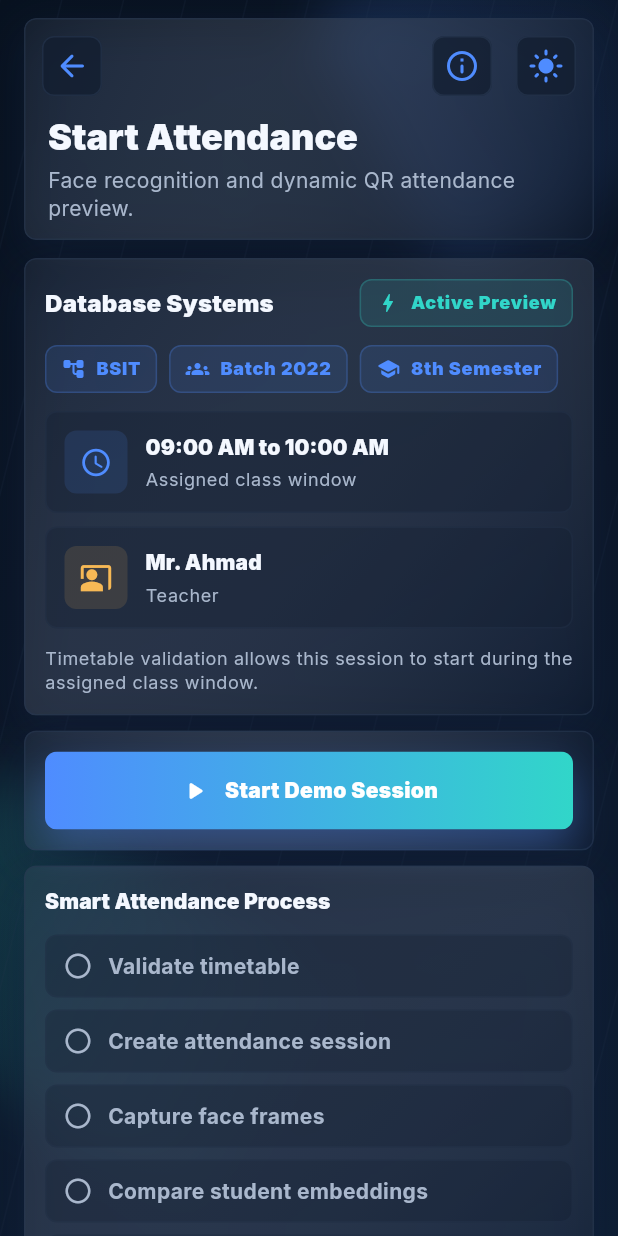
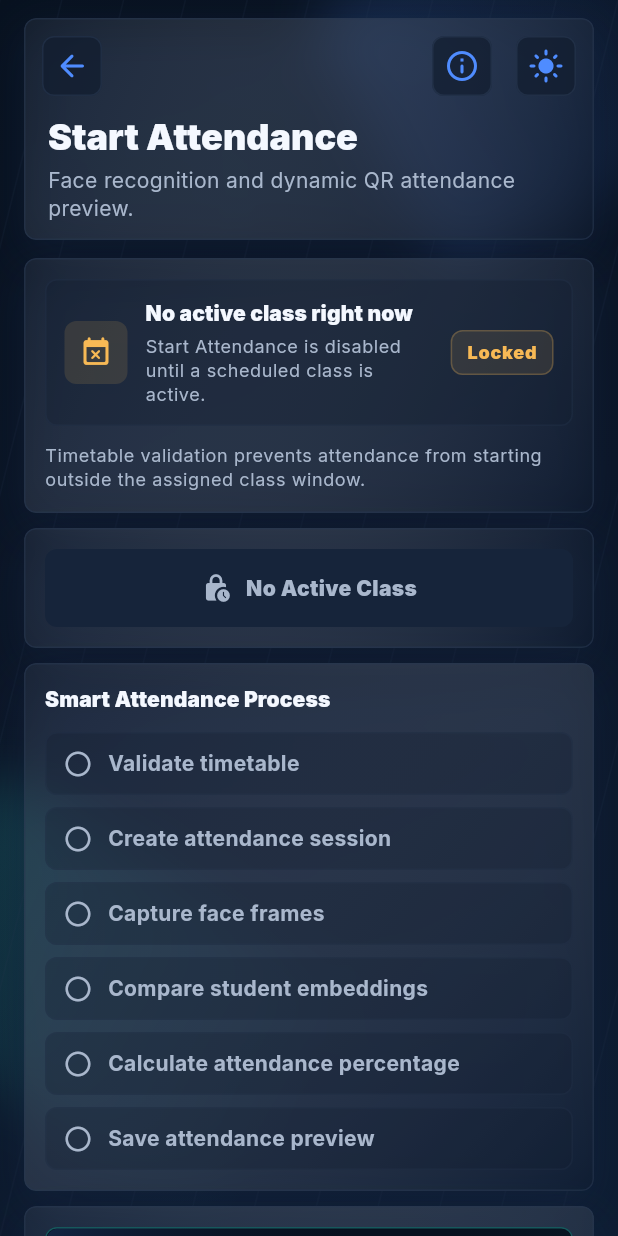
Before and after one commit to alnajamulshariq/eduVision-FlutterApp, a Flutter app: the TeacherStartAttendanceScreen screen opened by its route, on a phone screen of 412 x 824 dp. Run offline on Flutter 3.47's test engine with Material 3 defaults, Android fonts, the phone set to English and light mode, and no system bars; our stand-ins replace flutter_animate, flutter_dotenv, flutter_riverpod, go_router, google_fonts, shared_preferences and 1 more; accounts and stored records are empty.

Commit message:
Validate active class before starting attendance

```diff
--- a/lib/features/teacher/providers/teacher_provider.dart
+++ b/lib/features/teacher/providers/teacher_provider.dart
@@ -54,6 +54,28 @@ final teacherTimetableProvider = FutureProvider<List<TimetableModel>>((
   return [];
 });
 
+final teacherActiveClassProvider = FutureProvider<TimetableModel?>((ref) async {
+  final currentUser = ref.watch(authControllerProvider).user;
+
+  if (currentUser == null) {
+    return null;
+  }
+
+  final result = await ref
+      .watch(teacherAttendanceRepositoryProvider)
+      .validateActiveClass(teacherId: currentUser.id, dateTime: DateTime.now());
+
+  if (result case Success<TimetableModel?>(:final data)) {
+    return data;
+  }
+
+  if (result case Failure<TimetableModel?>(:final exception)) {
+    throw Exception(exception.message);
+  }
+
+  return null;
+});
+
 String _weekdayName(DateTime dateTime) {
   switch (dateTime.weekday) {
     case DateTime.monday:
--- a/lib/features/teacher/screens/teacher_start_attendance_screen.dart
+++ b/lib/features/teacher/screens/teacher_start_attendance_screen.dart
@@ -2,21 +2,24 @@ import 'package:eduvision_app/app/theme.dart';
 import 'package:eduvision_app/core/constants/app_constants.dart';
 import 'package:eduvision_app/core/widgets/module_screen_shell.dart';
 import 'package:eduvision_app/core/widgets/primary_button.dart';
+import 'package:eduvision_app/data/models/timetable_model.dart';
+import 'package:eduvision_app/features/teacher/providers/teacher_provider.dart';
 import 'package:flutter/material.dart';
+import 'package:flutter_riverpod/flutter_riverpod.dart';
 import 'package:go_router/go_router.dart';
 
 enum AttendanceDemoStatus { idle, validating, scanning, calculating, completed }
 
-class TeacherStartAttendanceScreen extends StatefulWidget {
+class TeacherStartAttendanceScreen extends ConsumerStatefulWidget {
   const TeacherStartAttendanceScreen({super.key});
 
   @override
-  State<TeacherStartAttendanceScreen> createState() =>
+  ConsumerState<TeacherStartAttendanceScreen> createState() =>
       _TeacherStartAttendanceScreenState();
 }
 
 class _TeacherStartAttendanceScreenState
-    extends State<TeacherStartAttendanceScreen>
+    extends ConsumerState<TeacherStartAttendanceScreen>
     with SingleTickerProviderStateMixin {
   late final AnimationController _scanController;
   AttendanceDemoStatus _status = AttendanceDemoStatus.idle;
@@ -86,22 +89,36 @@ class _TeacherStartAttendanceScreenState
         _status == AttendanceDemoStatus.scanning ||
         _status == AttendanceDemoStatus.calculating;
 
+    final activeClassAsync = ref.watch(teacherActiveClassProvider);
+    final activeClass = activeClassAsync.maybeWhen(
+      data: (value) => value,
+      orElse: () => null,
+    );
+    final canStartAttendance = activeClass != null;
+
     return ModuleScreenShell(
       title: 'Start Attendance',
       subtitle: 'Face recognition and dynamic QR attendance preview.',
       fallbackRoute: AppRoutes.teacher,
       children: [
-        const _ActiveClassCard(),
+        _ActiveClassCard(activeClassAsync: activeClassAsync),
         ModulePanel(
           padding: const EdgeInsets.all(14),
           child: PrimaryButton(
-            label: _primaryButtonLabel,
+            label: _primaryButtonLabel(
+              isCheckingTimetable: activeClassAsync.isLoading,
+              hasTimetableError: activeClassAsync.hasError,
+              canStartAttendance: canStartAttendance,
+            ),
             icon: _status == AttendanceDemoStatus.completed
                 ? Icons.check_circle_rounded
+                : _status == AttendanceDemoStatus.idle && !canStartAttendance
+                ? Icons.lock_clock_rounded
                 : Icons.play_arrow_rounded,
             minHeight: 50,
-            isLoading: inProgress,
-            onPressed: _status == AttendanceDemoStatus.idle
+            isLoading: inProgress || activeClassAsync.isLoading,
+            onPressed:
+                _status == AttendanceDemoStatus.idle && canStartAttendance
                 ? _startDemoSession
                 : null,
           ),
@@ -149,22 +166,100 @@ class _TeacherStartAttendanceScreenState
     );
   }
 
-  String get _primaryButtonLabel {
+  String _primaryButtonLabel({
+    required bool isCheckingTimetable,
+    required bool hasTimetableError,
+    required bool canStartAttendance,
+  }) {
+    if (_status == AttendanceDemoStatus.idle) {
+      if (isCheckingTimetable) {
+        return 'Checking timetable...';
+      }
+
+      if (hasTimetableError) {
+        return 'Timetable check failed';
+      }
+
+      if (!canStartAttendance) {
+        return 'No Active Class';
+      }
+
+      return 'Start Attendance';
+    }
+
     return switch (_status) {
-      AttendanceDemoStatus.idle => 'Start Demo Session',
       AttendanceDemoStatus.validating => 'Validating timetable...',
       AttendanceDemoStatus.scanning => 'Capturing face frames...',
       AttendanceDemoStatus.calculating => 'Calculating attendance...',
       AttendanceDemoStatus.completed => 'Preview Completed',
+      AttendanceDemoStatus.idle => 'Start Attendance',
     };
   }
 }
 
 class _ActiveClassCard extends StatelessWidget {
-  const _ActiveClassCard();
+  const _ActiveClassCard({required this.activeClassAsync});
+
+  final AsyncValue<TimetableModel?> activeClassAsync;
 
   @override
   Widget build(BuildContext context) {
+    return activeClassAsync.when(
+      loading: () => const ModulePanel(
+        padding: EdgeInsets.all(14),
+        child: ModuleInfoTile(
+          title: 'Checking active class',
+          subtitle: 'Validating today\'s timetable from backend.',
+          icon: Icons.hourglass_top_rounded,
+          color: AppColors.cyan,
+          trailing: ModuleBadge(label: 'Checking', color: AppColors.cyan),
+        ),
+      ),
+      error: (_, _) => const ModulePanel(
+        padding: EdgeInsets.all(14),
+        child: ModuleInfoTile(
+          title: 'Unable to validate timetable',
+          subtitle:
+              'Start Attendance is disabled until backend validation works.',
+          icon: Icons.error_outline_rounded,
+          color: AppColors.amber,
+          trailing: ModuleBadge(label: 'Blocked', color: AppColors.amber),
+        ),
+      ),
+      data: (activeClass) {
+        if (activeClass == null) {
+          final textTheme = Theme.of(context).textTheme;
+          final colorScheme = Theme.of(context).colorScheme;
+
+          return ModulePanel(
+            padding: const EdgeInsets.all(14),
+            child: Column(
+              crossAxisAlignment: CrossAxisAlignment.start,
+              children: [
+                const ModuleInfoTile(
+                  title: 'No active class right now',
+                  subtitle:
+                      'Start Attendance is disabled until a scheduled class is active.',
+                  icon: Icons.event_busy_rounded,
+                  color: AppColors.amber,
+                  trailing: ModuleBadge(
+                    label: 'Locked',
+                    color: AppColors.amber,
+                  ),
+                ),
+                const SizedBox(height: 12),
+                Text(
+                  'Timetable validation prevents attendance from starting outside the assigned class window.',
+                  style: textTheme.bodySmall?.copyWith(
+                    color: colorScheme.onSurfaceVariant,
+                    height: 1.35,
+                  ),
+                ),
+              ],
+            ),
+          );
+        }
+
         final textTheme = Theme.of(context).textTheme;
         final colorScheme = Theme.of(context).colorScheme;
 
@@ -177,47 +272,60 @@ class _ActiveClassCard extends StatelessWidget {
                 children: [
                   Expanded(
                     child: Text(
-                  'Database Systems',
+                      'Active Scheduled Class',
                       style: textTheme.titleMedium?.copyWith(
                         fontWeight: FontWeight.w900,
                       ),
                     ),
                   ),
                   const ModuleBadge(
-                label: 'Active Preview',
+                    label: 'Active',
                     icon: Icons.bolt_rounded,
                     color: AppColors.cyan,
                   ),
                 ],
               ),
               const SizedBox(height: 12),
-          const Wrap(
+              Wrap(
                 spacing: 8,
                 runSpacing: 8,
                 children: [
-              ModuleBadge(label: 'BSIT', icon: Icons.account_tree_rounded),
-              ModuleBadge(label: 'Batch 2022', icon: Icons.groups_rounded),
-              ModuleBadge(label: '8th Semester', icon: Icons.school_rounded),
+                  ModuleBadge(
+                    label: 'Subject ${_shortId(activeClass.subjectId)}',
+                    icon: Icons.menu_book_rounded,
+                  ),
+                  ModuleBadge(
+                    label: 'Department ${_shortId(activeClass.departmentId)}',
+                    icon: Icons.account_tree_rounded,
+                  ),
+                  ModuleBadge(
+                    label: 'Batch ${_shortId(activeClass.batchId)}',
+                    icon: Icons.groups_rounded,
+                  ),
+                  ModuleBadge(
+                    label: 'Semester ${_shortId(activeClass.semesterId)}',
+                    icon: Icons.school_rounded,
+                  ),
                 ],
               ),
               const SizedBox(height: 12),
-          const ModuleInfoTile(
-            title: '09:00 AM to 10:00 AM',
+              ModuleInfoTile(
+                title:
+                    '${_formatTime(activeClass.startTime)} to ${_formatTime(activeClass.endTime)}',
                 subtitle: 'Assigned class window',
                 icon: Icons.schedule_rounded,
                 color: AppColors.blue,
               ),
               const SizedBox(height: 9),
-          const ModuleInfoTile(
-            title: 'Mr. Ahmad',
-            subtitle: 'Teacher',
+              ModuleInfoTile(
+                title: 'Teacher ${_shortId(activeClass.teacherId)}',
+                subtitle: 'Validated from timetable',
                 icon: Icons.co_present_rounded,
                 color: AppColors.amber,
               ),
               const SizedBox(height: 12),
               Text(
-            'Timetable validation allows this session to start during the '
-            'assigned class window.',
+                'Timetable validation confirmed this session can start during the assigned class window.',
                 style: textTheme.bodySmall?.copyWith(
                   color: colorScheme.onSurfaceVariant,
                   height: 1.35,
@@ -226,6 +334,37 @@ class _ActiveClassCard extends StatelessWidget {
             ],
           ),
         );
+      },
+    );
+  }
+
+  String _formatTime(String value) {
+    final parts = value.trim().split(':');
+
+    if (parts.length < 2) {
+      return value;
+    }
+
+    final hour = int.tryParse(parts[0]);
+    final minute = int.tryParse(parts[1]);
+
+    if (hour == null || minute == null) {
+      return value;
+    }
+
+    final period = hour >= 12 ? 'PM' : 'AM';
+    final displayHour = hour == 0 ? 12 : (hour > 12 ? hour - 12 : hour);
+    final displayMinute = minute.toString().padLeft(2, '0');
+
+    return '$displayHour:$displayMinute $period';
+  }
+
+  String _shortId(String value) {
+    if (value.length <= 8) {
+      return value;
+    }
+
+    return value.substring(0, 8);
   }
 }
 
```
Lines whose indentation alone changed are shown as unchanged.
